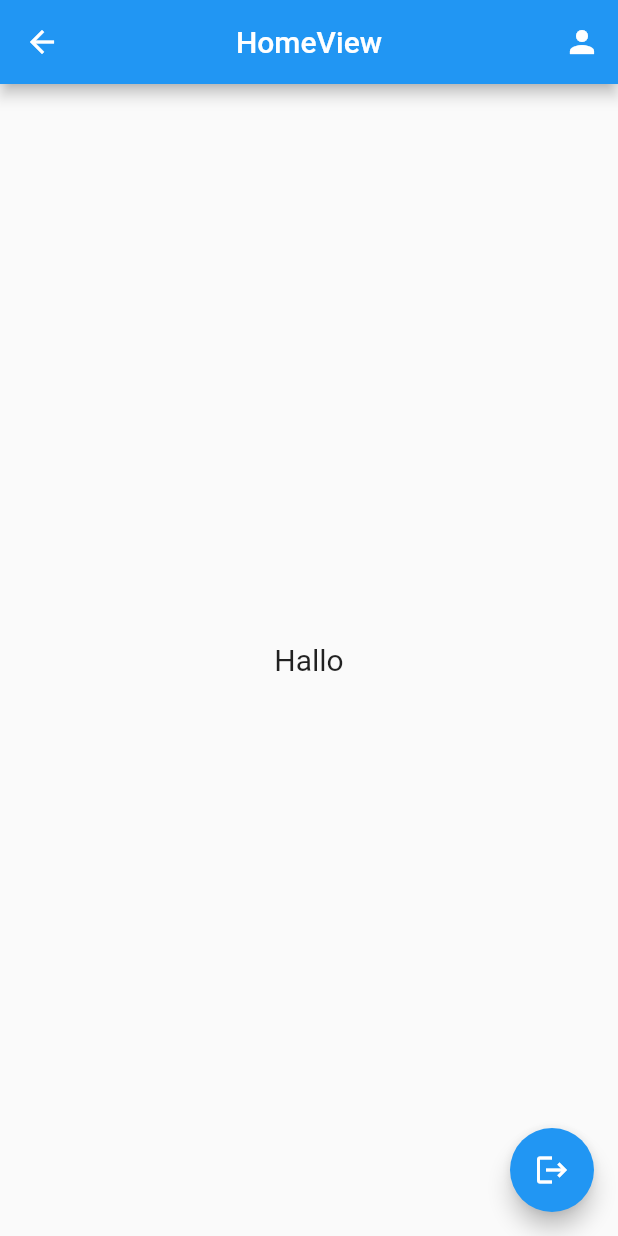
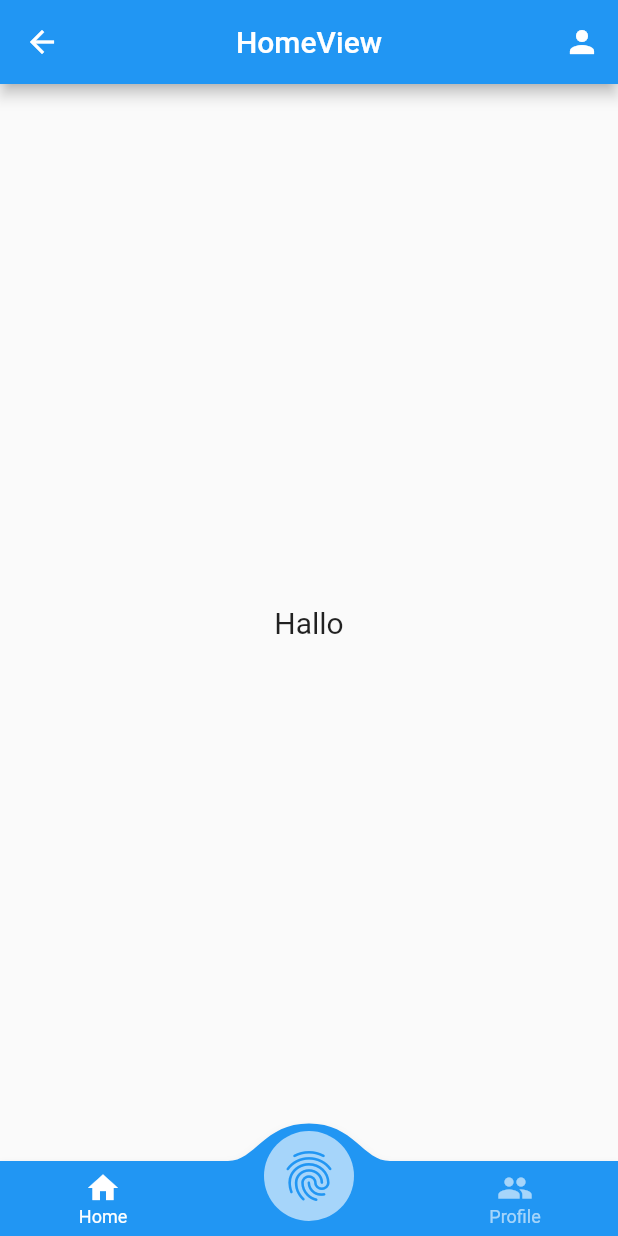
Before and after one commit to Alfi-Filsafalasafi/presensikita, a Flutter app: the HomeView screen opened by its route, on a phone screen of 412 x 824 dp. Run offline on Flutter 3.47's test engine with Material 2 defaults, Android fonts, the phone set to English and light mode, and no system bars; drawn by our look-alikes of convex_bottom_bar; our stand-ins replace cloud_firestore, firebase_auth, firebase_core, firebase_storage, get, image_picker; accounts and stored records are empty.

Commit message:
bottom navigasi bar

```diff
--- /dev/null
+++ b/lib/app/controllers/page_index_controller.dart
@@ -0,0 +1,24 @@
+import 'package:get/get.dart';
+import 'package:presensikita/app/routes/app_pages.dart';
+
+class PageIndexController extends GetxController {
+  RxInt pageIndex = 0.obs;
+
+  void changePage(int i) async {
+    switch (i) {
+      case 0:
+        pageIndex.value = i;
+        Get.offAllNamed(Routes.HOME);
+        break;
+      case 1:
+        print("Absen");
+        break;
+      case 2:
+        pageIndex.value = i;
+        Get.offAllNamed(Routes.PROFILE);
+        break;
+      default:
+        Get.offAllNamed(Routes.HOME);
+    }
+  }
+}
--- a/lib/app/modules/home/views/home_view.dart
+++ b/lib/app/modules/home/views/home_view.dart
@@ -1,8 +1,9 @@
-import 'package:cloud_firestore/cloud_firestore.dart';
+import 'package:convex_bottom_bar/convex_bottom_bar.dart';
 import 'package:firebase_auth/firebase_auth.dart';
 import 'package:flutter/material.dart';
 
 import 'package:get/get.dart';
+import 'package:presensikita/app/controllers/page_index_controller.dart';
 import 'package:presensikita/app/routes/app_pages.dart';
 
 import '../controllers/home_controller.dart';
@@ -10,7 +11,7 @@ import '../controllers/home_controller.dart';
 FirebaseAuth auth = FirebaseAuth.instance;
 
 class HomeView extends GetView<HomeController> {
-  const HomeView({Key? key}) : super(key: key);
+  final pageC = Get.find<PageIndexController>();
 
   @override
   Widget build(BuildContext context) {
@@ -31,21 +32,15 @@ class HomeView extends GetView<HomeController> {
             style: TextStyle(fontSize: 20),
           ),
         ),
-      floatingActionButton: Obx(
-        () => FloatingActionButton(
-          onPressed: () async {
-            if (controller.isLoading.isFalse) {
-              controller.isLoading.value = true;
-              await FirebaseAuth.instance.signOut();
-              Get.offAllNamed(Routes.LOGIN);
-              controller.isLoading.value = false;
-            }
-          },
-          child: controller.isLoading.isFalse
-              ? Icon(Icons.logout)
-              : CircularProgressIndicator(color: Colors.white),
-        ),
-      ),
-    );
+        bottomNavigationBar: ConvexAppBar(
+          style: TabStyle.fixedCircle,
+          items: [
+            TabItem(icon: Icons.home, title: 'Home'),
+            TabItem(icon: Icons.fingerprint, title: 'Add'),
+            TabItem(icon: Icons.people, title: 'Profile'),
+          ],
+          initialActiveIndex: pageC.pageIndex.value,
+          onTap: (int i) => pageC.changePage(i),
+        ));
   }
 }
--- a/lib/app/routes/app_pages.dart
+++ b/lib/app/routes/app_pages.dart
@@ -27,8 +27,9 @@ class AppPages {
   static final routes = [
     GetPage(
       name: _Paths.HOME,
-      page: () => const HomeView(),
+      page: () => HomeView(),
       binding: HomeBinding(),
+      transition: Transition.fadeIn,
     ),
     GetPage(
       name: _Paths.ADD_PEGAWAI,
@@ -52,8 +53,9 @@ class AppPages {
     ),
     GetPage(
       name: _Paths.PROFILE,
-      page: () => const ProfileView(),
+      page: () => ProfileView(),
       binding: ProfileBinding(),
+      transition: Transition.fadeIn,
     ),
     GetPage(
       name: _Paths.UPDATE_PROFILE,
--- a/lib/main.dart
+++ b/lib/main.dart
@@ -2,6 +2,7 @@ import 'package:firebase_auth/firebase_auth.dart';
 import 'package:flutter/material.dart';
 
 import 'package:get/get.dart';
+import 'package:presensikita/app/controllers/page_index_controller.dart';
 
 import 'app/routes/app_pages.dart';
 import 'package:firebase_core/firebase_core.dart';
@@ -12,6 +13,7 @@ void main() async {
   await Firebase.initializeApp(
     options: DefaultFirebaseOptions.currentPlatform,
   );
+  final pageC = Get.put(PageIndexController(), permanent: true);
   runApp(
     MyApp(),
   );
@@ -39,7 +41,7 @@ class MyApp extends StatelessWidget {
           print(snapshot.data);
           return GetMaterialApp(
             title: "Application",
-            initialRoute: snapshot.data != null ? Routes.PROFILE : Routes.LOGIN,
+            initialRoute: snapshot.data != null ? Routes.HOME : Routes.LOGIN,
             getPages: AppPages.routes,
           );
         });
--- a/pubspec.yaml
+++ b/pubspec.yaml
@@ -14,6 +14,7 @@ dependencies:
   firebase_storage: 11.2.4
   firebase_auth: 4.6.3
   image_picker: 1.0.1
+  convex_bottom_bar: 3.2.0
   flutter:
     sdk: flutter
 
```
Also changed, not shown: lib/app/modules/profile/views/profile_view.dart (+16 -2 lines), pubspec.lock. Lines whose indentation alone changed are shown as unchanged.
